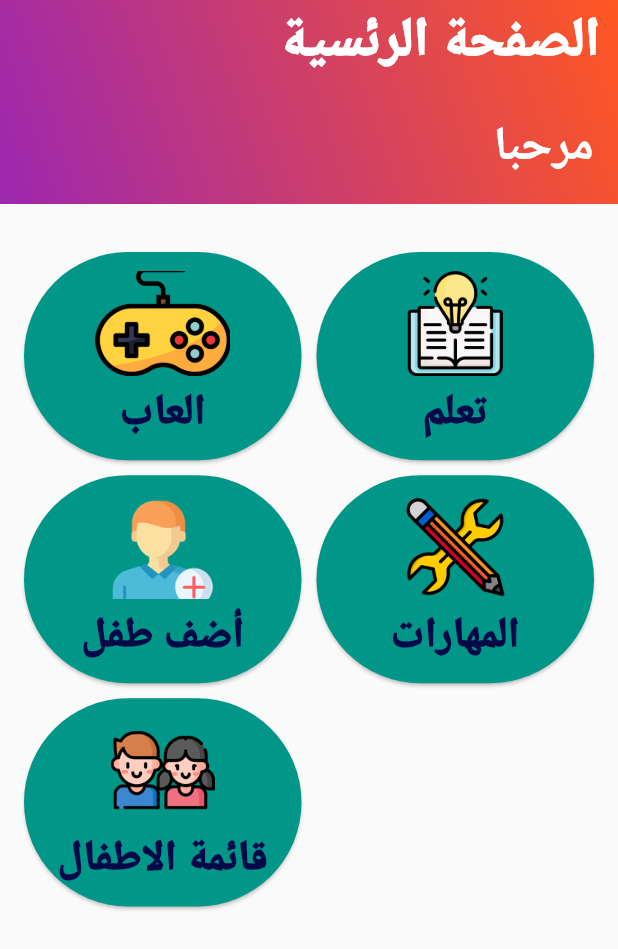
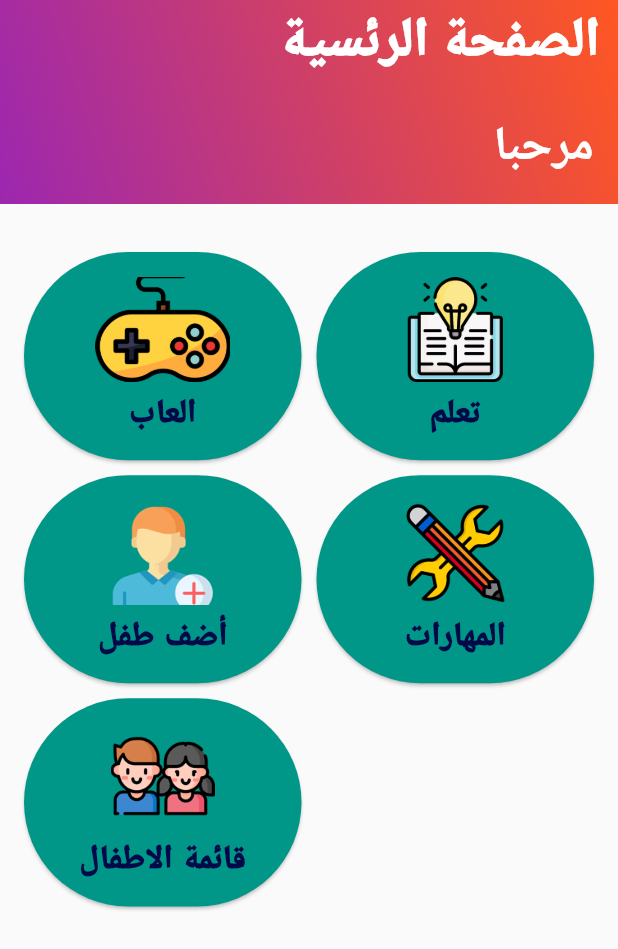
Before and after one commit to Muhammed-Yassin99/autism, a Flutter app: the screen it shows after launch, on a phone screen of 412 x 824 dp. Shown: the top 949 px of the screen. Run offline on Flutter 3.47's test engine with Material 2 defaults, Android fonts, the phone set to English and light mode, and no system bars; our stand-ins replace audioplayers, font_awesome_flutter.

Commit message:
homePage

```diff
--- a/lib/HomePage/home.dart
+++ b/lib/HomePage/home.dart
@@ -1,4 +1,5 @@
 import 'package:flutter/material.dart';
+
 import '../Games/gamesHomePage.dart';
 import '../model/category.dart';
 import '../model/homePage_icons.dart';
@@ -87,8 +88,8 @@ class HomePage extends StatelessWidget {
       shape: RoundedRectangleBorder(
         borderRadius: BorderRadius.circular(100.0),
       ),
+      //color: const Color.fromARGB(255, 121, 23, 139),
       color: Colors.teal,
-      //color: const Color.fromARGB(255, 121, 23, 139),
       hoverColor: Colors.red,
       child: Column(
         mainAxisAlignment: MainAxisAlignment.center,
@@ -98,7 +99,8 @@ class HomePage extends StatelessWidget {
           const SizedBox(height: 5.0),
           Text(
             style: const TextStyle(
-                fontSize: 28,
+                fontSize: 22,
+                wordSpacing: 1.1,
                 fontWeight: FontWeight.w900,
                 color: Color.fromARGB(255, 2, 9, 73)),
             category.name,
```
Also changed, not shown: lib/Games/gamesHomePage.dart (+11 -8 lines).
